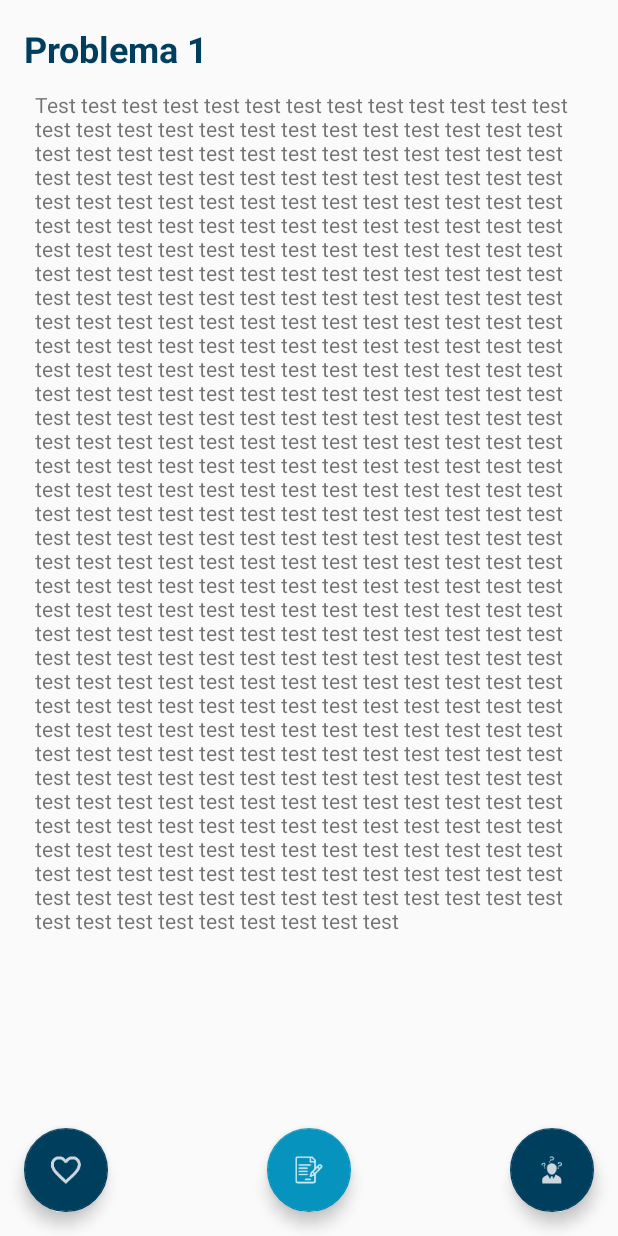
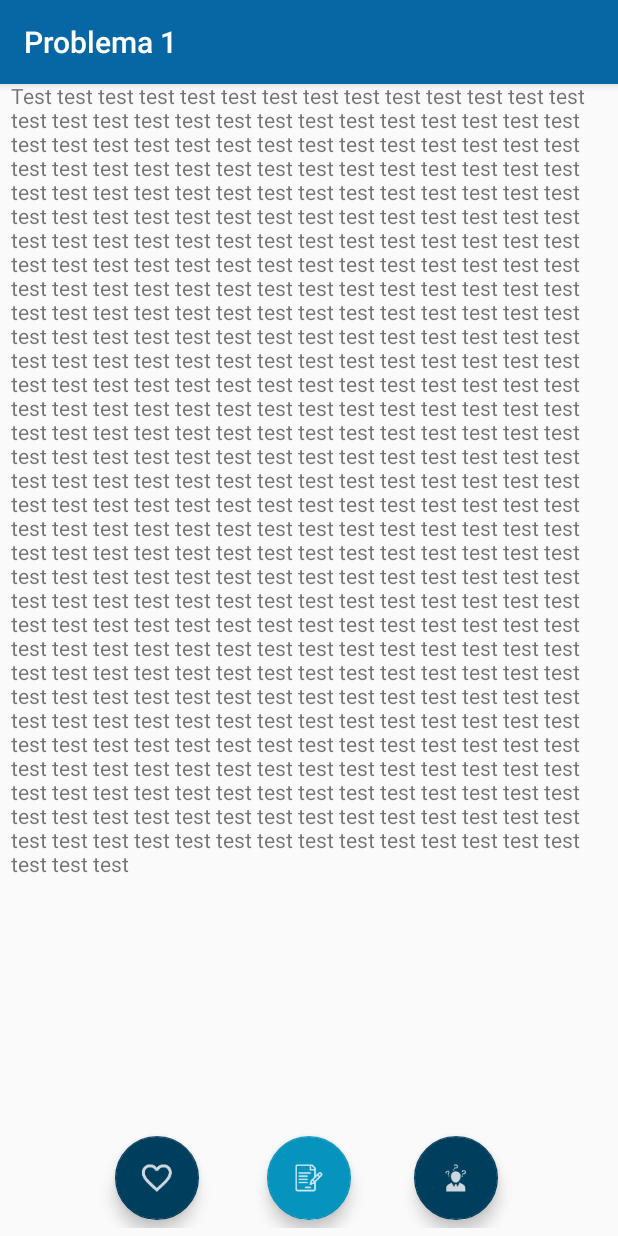
Before and after one commit to Starkblaze/OMMBC, an Android app: the List screen opened directly, with no data from a screen before it, after a tap on an icon or button, on a phone screen of 412 x 824 dp. Run offline under Robolectric (Android 15) with nearby library versions, the phone set to English and light mode, and no system bars.

Commit message:
Vista problema actualizada

```diff
--- a/app/src/main/java/com/example/stark/ommbc/List.java
+++ b/app/src/main/java/com/example/stark/ommbc/List.java
@@ -11,6 +11,8 @@ import android.widget.AdapterView;
 import android.widget.ArrayAdapter;
 import android.widget.ListView;
 import android.widget.TextView;
+import android.widget.Toast;
+
 import java.util.ArrayList;
 
 public class List extends AppCompatActivity {
@@ -53,6 +55,7 @@ public class List extends AppCompatActivity {
     @Override
     public boolean onOptionsItemSelected(MenuItem item) {
         int id = item.getItemId();
+        if(id == R.id.action_filter) Toast.makeText(getApplicationContext(), "Búsqueda", Toast.LENGTH_SHORT).show();
 
         //noinspection SimplifiableIfStatement
        /* if (id == R.id.action_settings) {
--- a/app/src/main/java/com/example/stark/ommbc/Problema_General.java
+++ b/app/src/main/java/com/example/stark/ommbc/Problema_General.java
@@ -7,6 +7,7 @@ import android.support.constraint.ConstraintLayout;
 import android.support.design.widget.FloatingActionButton;
 import android.support.v7.app.AppCompatActivity;
 import android.os.Bundle;
+import android.support.v7.widget.Toolbar;
 import android.view.MotionEvent;
 import android.view.View;
 import android.view.animation.AccelerateInterpolator;
@@ -27,7 +28,8 @@ public class Problema_General extends AppCompatActivity {
         setContentView(R.layout.activity_problema__general);
         final int numero = getIntent().getIntExtra("Numero", 0);
         final String text = getIntent().getStringExtra("Texto");
-        TextView p = (TextView)findViewById(R.id.problema);
+        Toolbar myToolbar = (Toolbar) findViewById(R.id.my_toolbar);
+        myToolbar.setTitle("Problema "+numero);
         TextView espacio_texto = (TextView)findViewById(R.id.espacio_texto);
         espacio_texto.setText(text);
         FloatingActionButton help = (FloatingActionButton)findViewById(R.id.help);
@@ -64,6 +66,5 @@ public class Problema_General extends AppCompatActivity {
                 toast.show();
             }
         });
-        p.setText("Problema "+numero);
     }
 }
--- a/app/src/main/res/layout/activity_problema__general.xml
+++ b/app/src/main/res/layout/activity_problema__general.xml
@@ -8,67 +8,34 @@
     tools:context="com.example.stark.ommbc.Problema_General"
     tools:layout_editor_absoluteY="25dp">
 
-    <android.support.design.widget.FloatingActionButton
-        android:id="@+id/send"
-        android:layout_width="wrap_content"
-        android:layout_height="wrap_content"
-        android:layout_centerHorizontal="true"
-        android:layout_centerVertical="true"
-        android:layout_marginBottom="16dp"
-        android:clickable="true"
-        app:backgroundTint="#0693BE "
-        app:layout_constraintBottom_toBottomOf="parent"
-        app:layout_constraintEnd_toStartOf="@+id/help"
-        app:layout_constraintStart_toEndOf="@+id/favorite"
-        app:srcCompat="@drawable/send_fab" />
-
-    <android.support.design.widget.FloatingActionButton
-        android:id="@+id/help"
-        android:layout_width="wrap_content"
-        android:layout_height="wrap_content"
-        android:layout_alignTop="@+id/send"
-        android:layout_marginBottom="16dp"
-        android:layout_marginEnd="16dp"
-        android:layout_toStartOf="@+id/send"
-        android:clickable="true"
-        app:backgroundTint="#003E5E "
-        app:layout_constraintBottom_toBottomOf="parent"
+    <android.support.v7.widget.Toolbar
+        android:id="@+id/my_toolbar"
+        android:layout_width="0dp"
+        android:layout_height="56dp"
+        android:layout_marginBottom="440dp"
+        android:background="#0767A4"
+        android:elevation="4dp"
+        android:theme="@style/ToolBarStyle"
+        app:layout_constraintBottom_toTopOf="@+id/relativeLayout"
         app:layout_constraintEnd_toEndOf="parent"
-        app:layout_constraintStart_toEndOf="@+id/send"
-        app:layout_constraintTop_toBottomOf="@+id/field_texto"
-        app:srcCompat="@drawable/ic_action_name" />
-
-    <TextView
-        android:id="@+id/problema"
-        android:layout_width="wrap_content"
-        android:layout_height="wrap_content"
-        android:layout_alignParentStart="true"
-        android:layout_alignParentTop="true"
-        android:layout_marginBottom="12dp"
-        android:layout_marginStart="16dp"
-        android:layout_marginTop="16dp"
-        android:text="TextView"
-        android:textColor="#003E5E"
-        android:textSize="24sp"
-        android:textStyle="bold"
-        app:layout_constraintBottom_toTopOf="@+id/field_texto"
+        app:layout_constraintHorizontal_bias="0.0"
         app:layout_constraintStart_toStartOf="parent"
-        app:layout_constraintTop_toTopOf="parent" />
+        app:layout_constraintTop_toTopOf="parent"
+        app:layout_constraintVertical_bias="0.0"
+        app:popupTheme="@style/ThemeOverlay.AppCompat.Light" />
 
 
     <ScrollView
         android:id="@+id/field_texto"
         android:layout_width="0dp"
         android:layout_height="0dp"
-        android:layout_marginBottom="30dp"
-        android:layout_marginEnd="16dp"
-        android:layout_marginStart="16dp"
-        android:layout_marginTop="60dp"
+        android:layout_marginBottom="9dp"
+        android:layout_marginTop="54dp"
         android:overScrollMode="never"
         android:scrollbarSize="2dp"
         android:scrollbarThumbVertical="@drawable/scroll_vertical_thumb"
         android:verticalScrollbarPosition="left"
-        app:layout_constraintBottom_toTopOf="@+id/help"
+        app:layout_constraintBottom_toTopOf="@+id/relativeLayout"
         app:layout_constraintEnd_toEndOf="parent"
         app:layout_constraintStart_toStartOf="parent"
         app:layout_constraintTop_toTopOf="parent">
@@ -88,20 +55,55 @@
 
     </ScrollView>
 
-    <android.support.design.widget.FloatingActionButton
-        android:id="@+id/favorite"
-        android:layout_width="wrap_content"
-        android:layout_height="wrap_content"
-        android:layout_marginBottom="16dp"
-        android:layout_marginStart="16dp"
-        android:clickable="true"
-        app:backgroundTint="#003E5E "
+    <RelativeLayout
+        android:id="@+id/relativeLayout"
+        android:layout_width="0dp"
+        android:layout_height="66dp"
+        android:layout_marginBottom="5dp"
+        android:layout_marginEnd="10dp"
+        android:layout_marginStart="10dp"
         app:layout_constraintBottom_toBottomOf="parent"
-        app:layout_constraintEnd_toStartOf="@+id/send"
-        app:layout_constraintHorizontal_chainStyle="spread_inside"
+        app:layout_constraintEnd_toEndOf="parent"
         app:layout_constraintStart_toStartOf="parent"
-        app:layout_constraintTop_toBottomOf="@+id/field_texto"
-        app:layout_constraintVertical_bias="1.0"
-        app:srcCompat="@drawable/ic_favorite0" />
+        app:layout_constraintTop_toBottomOf="@+id/field_texto">
+
+        <android.support.design.widget.FloatingActionButton
+            android:id="@+id/help"
+            android:layout_width="wrap_content"
+            android:layout_height="wrap_content"
+            android:layout_alignTop="@+id/send"
+            android:layout_marginStart="42dp"
+            android:layout_toEndOf="@+id/send"
+            android:clickable="true"
+            app:backgroundTint="#003E5E "
+            app:srcCompat="@drawable/ic_action_name"
+            tools:layout_editor_absoluteX="309dp"
+            tools:layout_editor_absoluteY="478dp" />
+
+        <android.support.design.widget.FloatingActionButton
+            android:id="@+id/send"
+            android:layout_width="wrap_content"
+            android:layout_height="wrap_content"
+            android:layout_centerHorizontal="true"
+            android:layout_centerVertical="true"
+            android:clickable="true"
+            app:backgroundTint="#0693BE "
+            app:srcCompat="@drawable/send_fab"
+            tools:layout_editor_absoluteX="240dp"
+            tools:layout_editor_absoluteY="487dp" />
+
+        <android.support.design.widget.FloatingActionButton
+            android:id="@+id/favorite"
+            android:layout_width="wrap_content"
+            android:layout_height="wrap_content"
+            android:layout_alignTop="@+id/send"
+            android:layout_marginEnd="45dp"
+            android:layout_toStartOf="@+id/send"
+            android:clickable="true"
+            app:backgroundTint="#003E5E "
+            app:srcCompat="@drawable/ic_favorite0"
+            tools:layout_editor_absoluteX="150dp"
+            tools:layout_editor_absoluteY="478dp" />
+    </RelativeLayout>
 
 </android.support.constraint.ConstraintLayout>
```
